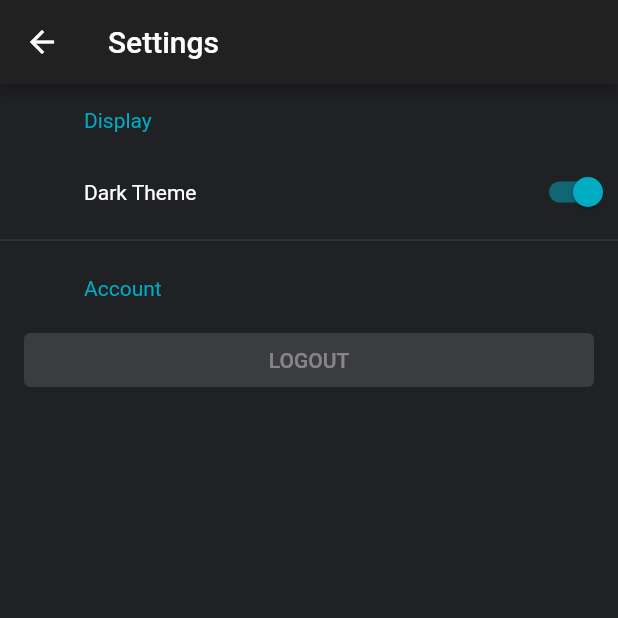
After one commit to Aabell8/cerf_mobile, a Flutter app: the screen it shows after launch, after a tap on the "settings" icon, on a phone screen of 412 x 824 dp, the top half of it. The commit adds this screen. Run offline on Flutter 3.47's test engine with Material 2 defaults, Android fonts, the phone set to English and light mode, and no system bars; our stand-ins replace shared_preferences; network calls fail; Roboto replaces fonts that are missing (GoogleSans).

Commit message:
Implemented settings page with options as object

```diff
--- /dev/null
+++ b/lib/components/settings/VissOptions.dart
@@ -0,0 +1,40 @@
+import 'package:cerf_mobile/constants/themes.dart';
+import 'package:flutter/material.dart';
+
+class VissOptions {
+  VissOptions({
+    this.theme,
+    this.platform,
+  });
+
+  final VissTheme theme;
+  final TargetPlatform platform;
+
+  VissOptions copyWith({
+    VissTheme theme,
+    TargetPlatform platform,
+  }) {
+    return VissOptions(
+      theme: theme ?? this.theme,
+      platform: platform ?? this.platform,
+    );
+  }
+
+  @override
+  bool operator ==(dynamic other) {
+    if (runtimeType != other.runtimeType) return false;
+    final VissOptions typedOther = other;
+    return theme == typedOther.theme && platform == typedOther.platform;
+  }
+
+  @override
+  int get hashCode => hashValues(
+        theme,
+        platform,
+      );
+
+  @override
+  String toString() {
+    return '$platform($theme)';
+  }
+}
--- a/lib/main.dart
+++ b/lib/main.dart
@@ -1,7 +1,9 @@
+import 'package:cerf_mobile/components/settings/VissOptions.dart';
 import 'package:cerf_mobile/constants/themes.dart';
 import 'package:cerf_mobile/pages/SchedulePage.dart';
 import 'package:cerf_mobile/services/auth_provider.dart';
 import 'package:flutter/material.dart';
+import 'package:flutter/foundation.dart' show defaultTargetPlatform;
 
 import 'package:cerf_mobile/services/auth.dart';
 
@@ -15,17 +17,20 @@ class MyApp extends StatefulWidget {
 }
 
 class MyAppState extends State<MyApp> {
-  VissTheme _theme;
+  VissOptions _options;
 
   @override
   void initState() {
     super.initState();
-    _theme = kDarkVissTheme;
+    _options = VissOptions(
+      theme: kDarkVissTheme,
+      platform: defaultTargetPlatform,
+    );
   }
 
-  void _handleThemeChanged() {
+  void _handleOptionsChanged(VissOptions newOptions) {
     setState(() {
-      _theme = _theme == kDarkVissTheme ? kLightVissTheme : kDarkVissTheme;
+      _options = newOptions;
     });
   }
 
@@ -36,9 +41,10 @@ class MyAppState extends State<MyApp> {
       child: MaterialApp(
         title: 'Viss',
         debugShowCheckedModeBanner: false,
-        theme: _theme.data,
+        theme: _options.theme.data.copyWith(platform: _options.platform),
         home: SchedulePage(
-          onThemeChanged: _handleThemeChanged,
+          options: _options,
+          onOptionsChanged: _handleOptionsChanged,
         ),
       ),
     );
--- a/lib/pages/RootPage.dart
+++ b/lib/pages/RootPage.dart
@@ -54,8 +54,10 @@ class _RootPageState extends State<RootPage> {
         return AuthPage(onSignedIn: _signedIn);
       case AuthStatus.signedIn:
         return SchedulePage(
-            onSignedOut: _signedOut,
-            );
+          onSignedOut: _signedOut,
+          // options: _options,
+          // onOptionsChanged: _handleOptionsChanged,
+        );
     }
     return null;
   }
--- /dev/null
+++ b/lib/pages/SettingsPage.dart
@@ -0,0 +1,156 @@
+import 'package:cerf_mobile/components/settings/VissOptions.dart';
+import 'package:cerf_mobile/constants/themes.dart';
+import 'package:flutter/material.dart';
+
+class SettingsPage extends StatelessWidget {
+  SettingsPage({
+    Key key,
+    this.options,
+    this.onOptionsChanged,
+    this.onSignedOut,
+  }) : super(key: key);
+
+  final VissOptions options;
+  final ValueChanged<VissOptions> onOptionsChanged;
+  final VoidCallback onSignedOut;
+
+  @override
+  Widget build(BuildContext context) {
+    final ThemeData theme = Theme.of(context);
+    final bool isDark = theme.brightness == Brightness.dark;
+
+    return Scaffold(
+      appBar: AppBar(
+        title: Text('Settings'),
+        backgroundColor: isDark ? Colors.grey[900] : null,
+      ),
+      body: ListView(
+          padding: EdgeInsets.only(bottom: 124.0),
+          children: <Widget>[
+            _Heading('Display'),
+            _ThemeItem(options, onOptionsChanged),
+            Divider(),
+            _Heading('Account'),
+            Container(
+              margin: EdgeInsets.symmetric(horizontal: 16.0),
+              child: Row(
+                children: <Widget>[
+                  Expanded(
+                    child: RaisedButton(
+                      key: Key('logoutButton'),
+                      child: Text('LOGOUT'),
+                      color: Theme.of(context).primaryColor,
+                      onPressed: onSignedOut,
+                    ),
+                  ),
+                ],
+              ),
+            ),
+          ]),
+    );
+  }
+}
+
+class _ThemeItem extends StatelessWidget {
+  _ThemeItem(this.options, this.onOptionsChanged);
+
+  final VissOptions options;
+  final ValueChanged<VissOptions> onOptionsChanged;
+
+  @override
+  Widget build(BuildContext context) {
+    return _BooleanItem(
+      'Dark Theme',
+      options.theme == kDarkVissTheme,
+      (bool value) {
+        onOptionsChanged(
+          options.copyWith(
+            theme: value ? kDarkVissTheme : kLightVissTheme,
+          ),
+        );
+      },
+      switchKey: Key('dark_theme'),
+    );
+  }
+}
+
+class _Heading extends StatelessWidget {
+  _Heading(this.text);
+
+  final String text;
+
+  @override
+  Widget build(BuildContext context) {
+    final ThemeData theme = Theme.of(context);
+    return _OptionsItem(
+      child: DefaultTextStyle(
+        style: theme.textTheme.body1.copyWith(
+          fontFamily: 'GoogleSans',
+          color: theme.accentColor,
+        ),
+        child: Semantics(
+          child: Text(text),
+          header: true,
+        ),
+      ),
+    );
+  }
+}
+
+double _kItemHeight = 48.0;
+EdgeInsetsDirectional _kItemPadding = EdgeInsetsDirectional.only(start: 56.0);
+
+class _OptionsItem extends StatelessWidget {
+  _OptionsItem({Key key, this.child}) : super(key: key);
+
+  final Widget child;
+
+  @override
+  Widget build(BuildContext context) {
+    final double textScaleFactor = MediaQuery.textScaleFactorOf(context);
+
+    return MergeSemantics(
+      child: Container(
+        constraints: BoxConstraints(minHeight: _kItemHeight * textScaleFactor),
+        padding: _kItemPadding,
+        alignment: AlignmentDirectional.centerStart,
+        child: DefaultTextStyle(
+          style: DefaultTextStyle.of(context).style,
+          maxLines: 2,
+          overflow: TextOverflow.fade,
+          child: IconTheme(
+            data: Theme.of(context).primaryIconTheme,
+            child: child,
+          ),
+        ),
+      ),
+    );
+  }
+}
+
+class _BooleanItem extends StatelessWidget {
+  _BooleanItem(this.title, this.value, this.onChanged, {this.switchKey});
+
+  final String title;
+  final bool value;
+  final ValueChanged<bool> onChanged;
+  // [switchKey] is used for accessing the switch from driver tests.
+  final Key switchKey;
+
+  @override
+  Widget build(BuildContext context) {
+    final bool isDark = Theme.of(context).brightness == Brightness.dark;
+    return _OptionsItem(
+      child: Row(
+        children: <Widget>[
+          Expanded(child: Text(title)),
+          Switch(
+            key: switchKey,
+            value: value,
+            onChanged: onChanged,
+          ),
+        ],
+      ),
+    );
+  }
+}
```
Also changed, not shown: lib/pages/SchedulePage.dart (+54 -27 lines).
